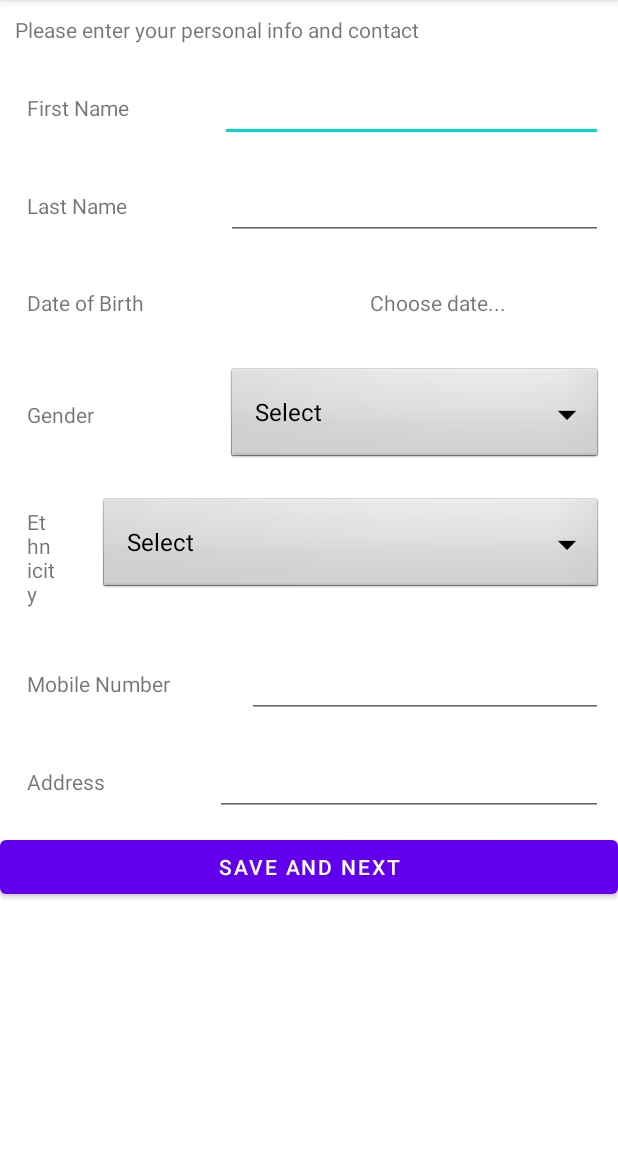
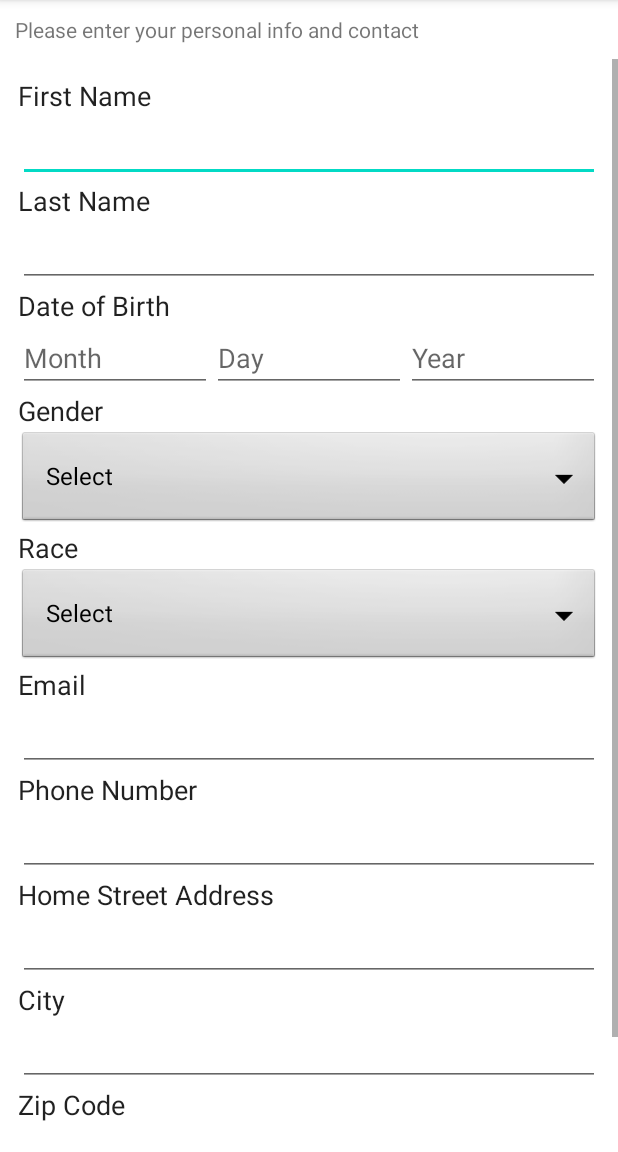
Before and after one commit to Vinguyen-32/VaxTrack-Android-App, an Android app: the PersonalInfo screen opened directly, with no data from a screen before it, on a phone screen of 412 x 824 dp, the part 84-1236 px from its top. Run offline under Robolectric (Android 15) with nearby library versions, the light colour scheme and no system bars.

Commit message:
Redone PersonalInfo and Started HealthInfo

```diff
--- a/app/src/main/java/CMPE133_project/vaxtrack/DatabaseHelper.java
+++ b/app/src/main/java/CMPE133_project/vaxtrack/DatabaseHelper.java
@@ -24,14 +24,14 @@ public class DatabaseHelper extends SQLiteOpenHelper {
         DB.execSQL("drop Table if exists PersonalInfo");
     }
 
-    public Boolean insertuserdata(String firstName, String lastName, String mobileNumber, String address) {
+    public Boolean insertuserdata(String firstName, String lastName, String mobileNumber, String address, String dob) {
         SQLiteDatabase DB = this.getWritableDatabase();
         ContentValues contentValues = new ContentValues();
         contentValues.put("firstName", firstName);
         contentValues.put("lastName", lastName);
         contentValues.put("mobileNumber", mobileNumber);
         contentValues.put("address", address);
-        //contentValues.put("dob", dob);
+        contentValues.put("dob", dob);
         long result = DB.insert("PersonalInfo", null, contentValues);
         if (result == -1) {
             return false;
--- /dev/null
+++ b/app/src/main/java/CMPE133_project/vaxtrack/HealthInfo.java
@@ -0,0 +1,14 @@
+package CMPE133_project.vaxtrack;
+
+import androidx.appcompat.app.AppCompatActivity;
+
+import android.os.Bundle;
+
+public class HealthInfo extends AppCompatActivity {
+
+    @Override
+    protected void onCreate(Bundle savedInstanceState) {
+        super.onCreate(savedInstanceState);
+        setContentView(R.layout.activity_health_info);
+    }
+}
--- a/app/src/main/java/CMPE133_project/vaxtrack/PersonalInfo.java
+++ b/app/src/main/java/CMPE133_project/vaxtrack/PersonalInfo.java
@@ -22,11 +22,8 @@ import java.util.Calendar;
 public class PersonalInfo extends AppCompatActivity {
 
     private static final String TAG = "PersonalInfo";
-    EditText firstName, lastName, mobileNumber, address;
+    EditText firstName, lastName, month, day, year, gender, race, email, mobileNumber, streetAddress, city, zipcode;
     Button insert;
-    DatabaseHelper DB;
-    private TextView mDisplayDate;
-    private DatePickerDialog.OnDateSetListener mDateSetListener;
 
     @SuppressLint("WrongViewCast")
     @Override
@@ -34,35 +31,41 @@ public class PersonalInfo extends AppCompatActivity {
         super.onCreate(savedInstanceState);
         setContentView(R.layout.activity_personal_info);
 
-        firstName = findViewById(R.id.pi_txt_firstName);
-        lastName = findViewById(R.id.pi_txt_lastName);
-        mobileNumber = findViewById(R.id.pi_txt_phone);
-        address = findViewById(R.id.pi_txt_phone);
-        //dob = findViewById(R.id.pi_txt_dobSel);
+        firstName = findViewById(R.id.firstName);
+        lastName = findViewById(R.id.lastName);
+        month = findViewById(R.id.month);
+        day = findViewById(R.id.day);
+        year = findViewById(R.id.year);
+        //gender = findViewById(R.id.gender_spinner);
+        //race = findViewById(R.id.race_spinner);
+        email = findViewById(R.id.email);
+        mobileNumber = findViewById(R.id.phoneNumber);
+        streetAddress = findViewById(R.id.streetAddress);
+        city = findViewById(R.id.city);
+        zipcode = findViewById(R.id.zipCode);
 
-        insert = findViewById(R.id.pi_to_covid_button);
-        DB = new DatabaseHelper(this);
+        insert = findViewById(R.id.saveContinue_button);
 
-        insert.setOnClickListener(new View.OnClickListener() {
-            @Override
-            public void onClick(View v) {
-                String firstNameTXT = firstName.getText().toString();
-                String lastNameTXT = lastName.getText().toString();
-                String mobileNumberTXT = mobileNumber.getText().toString();
-                String addressTXT = address.getText().toString();
-                //String dobTXT = dob.getText().toString();
-
-                Boolean checkinsertdata = DB.insertuserdata(firstNameTXT, lastNameTXT, mobileNumberTXT, addressTXT);
-                if (checkinsertdata == true)
-                    Toast.makeText(PersonalInfo.this, "New Entry Inserted", Toast.LENGTH_SHORT).show();
-                else
-                    Toast.makeText(PersonalInfo.this, "New Entry Not Inserted", Toast.LENGTH_SHORT).show();
-            }
-        });
+//        insert.setOnClickListener(new View.OnClickListener() {
+//            @Override
+//            public void onClick(View v) {
+//                String firstNameTXT = firstName.getText().toString();
+//                String lastNameTXT = lastName.getText().toString();
+//                String mobileNumberTXT = mobileNumber.getText().toString();
+//                String addressTXT = address.getText().toString();
+//                //String dobTXT = dob.getText().toString();
+//
+//                Boolean checkinsertdata = DB.insertuserdata(firstNameTXT, lastNameTXT, mobileNumberTXT, addressTXT, dobTXT);
+//                if (checkinsertdata == true)
+//                    Toast.makeText(PersonalInfo.this, "New Entry Inserted", Toast.LENGTH_SHORT).show();
+//                else
+//                    Toast.makeText(PersonalInfo.this, "New Entry Not Inserted", Toast.LENGTH_SHORT).show();
+//            }
+//        });
 
 
-        //Gender spinner
-        Spinner dropdown = findViewById(R.id.pi_spinner_gender);
+        //Gender spinner start
+        Spinner dropdown = findViewById(R.id.gender_spinner);
         String[] items = new String[]{
                 "Select",
                 "Male",
@@ -73,9 +76,10 @@ public class PersonalInfo extends AppCompatActivity {
 
         ArrayAdapter<String> adapter = new ArrayAdapter<>(this, android.R.layout.simple_spinner_dropdown_item, items);
         dropdown.setAdapter(adapter);
+        //Gender spinner end
 
-        //Gender spinner
-        Spinner dropdown2 = findViewById(R.id.pi_spinner_ethnicity);
+        //Ethnicity spinner start
+        Spinner dropdown2 = findViewById(R.id.race_spinner);
         String[] items2 = new String[]{
                 "Select",
                 "American Indian or Alaska Native",
@@ -89,34 +93,7 @@ public class PersonalInfo extends AppCompatActivity {
 
         ArrayAdapter<String> adapter2 = new ArrayAdapter<>(this, android.R.layout.simple_spinner_dropdown_item, items2);
         dropdown2.setAdapter(adapter2);
+        //Ethnicity spinner end
 
-        //Date of birth selection
-        mDisplayDate = findViewById(R.id.pi_txt_dobSel);
-        mDisplayDate.setOnClickListener(new View.OnClickListener() {
-            @Override
-            public void onClick(View v) {
-                Calendar cal = Calendar.getInstance();
-                int year = cal.get(Calendar.YEAR);
-                int month = cal.get(Calendar.MONTH);
-                int day = cal.get(Calendar.DAY_OF_MONTH);
-
-                DatePickerDialog dialog = new DatePickerDialog(PersonalInfo.this,
-                        android.R.style.Theme_Holo_Light_Dialog_MinWidth,
-                        mDateSetListener,
-                        year, month, day);
-                dialog.getWindow().setBackgroundDrawable(new ColorDrawable((Color.TRANSPARENT)));
-                dialog.show();
-            }
-        });
-
-        mDateSetListener = new DatePickerDialog.OnDateSetListener() {
-            @Override
-            public void onDateSet(DatePicker view, int year, int month, int day) {
-                month = month + 1;
-                Log.d(TAG, "onDateSet: mm/dd/yyy:" + month + "/" + day + "/" + year);
-                String date = month + "/" + day + "/" + year;
-                mDisplayDate.setText(date);
-            }
-        };
     }
 }
--- /dev/null
+++ b/app/src/main/res/layout/activity_health_info.xml
@@ -0,0 +1,59 @@
+<?xml version="1.0" encoding="utf-8"?>
+<androidx.constraintlayout.widget.ConstraintLayout xmlns:android="http://schemas.android.com/apk/res/android"
+    xmlns:app="http://schemas.android.com/apk/res-auto"
+    xmlns:tools="http://schemas.android.com/tools"
+    android:layout_width="match_parent"
+    android:layout_height="match_parent"
+    tools:context=".HealthInfo">
+
+    <LinearLayout
+        android:layout_width="match_parent"
+        android:layout_height="match_parent"
+        android:orientation="vertical">
+
+        <TextView
+            android:id="@+id/textView10"
+            android:layout_width="match_parent"
+            android:layout_height="wrap_content"
+            android:layout_margin="@dimen/info_margin"
+            android:text="Please insert your health information" />
+
+        <ScrollView
+            android:layout_width="match_parent"
+            android:layout_height="match_parent">
+
+            <LinearLayout
+                android:layout_width="match_parent"
+                android:layout_height="wrap_content"
+                android:orientation="vertical"
+                android:padding="12dp">
+
+                <TextView
+                    android:id="@+id/TV_healthCoverage"
+                    android:layout_width="match_parent"
+                    android:layout_height="wrap_content"
+                    android:text="Do you have health coverage?" />
+
+                <RadioGroup
+                    android:id="@+id/healthCoverage"
+                    android:layout_width="match_parent"
+                    android:layout_height="match_parent">
+
+                    <RadioButton
+                        android:id="@+id/healthCoverage_Yes"
+                        android:layout_width="match_parent"
+                        android:layout_height="wrap_content"
+                        android:text="Yes" />
+
+                    <RadioButton
+                        android:id="@+id/healthCoverage_No"
+                        android:layout_width="match_parent"
+                        android:layout_height="wrap_content"
+                        android:text="No" />
+                </RadioGroup>
+
+            </LinearLayout>
+        </ScrollView>
+
+    </LinearLayout>
+</androidx.constraintlayout.widget.ConstraintLayout>
--- a/app/src/main/res/layout/activity_personal_info.xml
+++ b/app/src/main/res/layout/activity_personal_info.xml
@@ -26,150 +26,178 @@
             <LinearLayout
                 android:layout_width="match_parent"
                 android:layout_height="wrap_content"
-                android:orientation="vertical">
+                android:orientation="vertical"
+                android:padding="12dp">
+
+                <TextView
+                    android:id="@+id/TV_FirstName"
+                    style="@style/TextView"
+                    android:text="First Name" />
+
+                <EditText
+                    android:id="@+id/firstName"
+                    android:layout_width="match_parent"
+                    android:layout_height="wrap_content"
+                    android:ems="10"
+                    android:inputType="textPersonName" />
+
+                <TextView
+                    android:id="@+id/TV_LastName"
+                    style="@style/TextView"
+                    android:text="Last Name" />
+
+                <EditText
+                    android:id="@+id/lastName"
+                    android:layout_width="match_parent"
+                    android:layout_height="wrap_content"
+                    android:ems="10"
+                    android:inputType="textPersonName" />
+
+                <TextView
+                    android:id="@+id/TV_DOB"
+                    style="@style/TextView"
+                    android:text="Date of Birth" />
 
                 <LinearLayout
                     android:layout_width="match_parent"
                     android:layout_height="match_parent"
                     android:orientation="horizontal">
 
-                    <TextView
-                        android:id="@+id/pi_tv_firstname"
-                        style="@style/pi_tv"
-                        android:text="First Name" />
+                    <EditText
+                        android:id="@+id/month"
+                        style="@style/TextView_Secondary"
+                        android:text="Month" />
 
                     <EditText
-                        android:id="@+id/pi_txt_firstName"
-                        style="@style/pi_txt" />
+                        android:id="@+id/day"
+                        style="@style/TextView_Secondary"
+                        android:inputType="textPersonName"
+                        android:text="Day" />
+
+                    <EditText
+                        android:id="@+id/year"
+                        style="@style/TextView_Secondary"
+                        android:inputType="textPersonName"
+                        android:text="Year" />
                 </LinearLayout>
 
-                <LinearLayout
+                <TextView
+                    android:id="@+id/TV_gender"
+                    style="@style/TextView"
+                    android:text="Gender" />
+
+                <Spinner
+                    android:id="@+id/gender_spinner"
                     android:layout_width="match_parent"
                     android:layout_height="wrap_content"
-                    android:orientation="horizontal">
+                    android:background="@android:drawable/btn_dropdown" />
 
-                    <TextView
-                        android:id="@+id/pi_tv_lastname"
-                        style="@style/pi_tv"
-                        android:layout_width="wrap_content"
-                        android:text="Last Name" />
-
-                    <EditText
-                        android:id="@+id/pi_txt_lastName"
-                        style="@style/pi_txt" />
-                </LinearLayout>
-
-                <LinearLayout
-                    android:layout_width="match_parent"
-                    android:layout_height="63dp"
-                    android:orientation="horizontal">
-
-                    <TextView
-                        android:id="@+id/pi_tv_dob"
-                        style="@style/pi_tv"
-                        android:layout_width="wrap_content"
-                        android:text="Date of Birth" />
-
-                    <TextView
-                        android:id="@+id/pi_txt_dobSel"
-                        style="@style/pi_txt"
-                        android:layout_gravity="center"
-                        android:gravity="center"
-                        android:text="Choose date..." />
-
-                </LinearLayout>
-
-                <LinearLayout
+                <TextView
+                    android:id="@+id/TV_race"
+                    style="@style/TextView"
                     android:layout_width="match_parent"
                     android:layout_height="wrap_content"
-                    android:orientation="horizontal">
+                    android:text="Race" />
 
-                    <TextView
-                        android:id="@+id/pi_tv_gender"
-                        style="@style/pi_tv"
-                        android:layout_width="wrap_content"
-                        android:text="Gender" />
+                <Spinner
+                    android:id="@+id/race_spinner"
+                    android:layout_width="match_parent"
+                    android:layout_height="wrap_content"
+                    android:background="@android:drawable/btn_dropdown" />
 
-                    <Spinner
-                        android:id="@+id/pi_spinner_gender"
-                        style="@style/pi_txt"
-                        android:background="@android:drawable/btn_dropdown" />
+                <TextView
+                    android:id="@+id/TV_email"
+                    style="@style/TextView"
+                    android:layout_width="match_parent"
+                    android:layout_height="wrap_content"
+                    android:text="Email" />
 
-                </LinearLayout>
+                <EditText
+                    android:id="@+id/email"
+                    android:layout_width="match_parent"
+                    android:layout_height="wrap_content"
+                    android:ems="10"
+                    android:inputType="textEmailAddress" />
+
+                <TextView
+                    android:id="@+id/TV_phoneNumber"
+                    style="@style/TextView"
+                    android:layout_width="match_parent"
+                    android:layout_height="wrap_content"
+                    android:text="Phone Number" />
+
+                <EditText
+                    android:id="@+id/phoneNumber"
+                    android:layout_width="match_parent"
+                    android:layout_height="wrap_content"
+                    android:ems="10"
+                    android:inputType="phone" />
+
+                <TextView
+                    android:id="@+id/TV_street"
+                    style="@style/TextView"
+                    android:layout_width="match_parent"
+                    android:layout_height="wrap_content"
+                    android:text="Home Street Address" />
+
+                <EditText
+                    android:id="@+id/streetAddress"
+                    android:layout_width="match_parent"
+                    android:layout_height="wrap_content"
+                    android:ems="10"
+                    android:inputType="textPersonName" />
+
+                <TextView
+                    android:id="@+id/TV_city"
+                    style="@style/TextView"
+                    android:layout_width="match_parent"
+                    android:layout_height="wrap_content"
+                    android:text="City" />
+
+                <EditText
+                    android:id="@+id/city"
+                    android:layout_width="match_parent"
+                    android:layout_height="wrap_content"
+                    android:ems="10"
+                    android:inputType="textPersonName" />
+
+                <TextView
+                    android:id="@+id/TV_zipCode"
+                    style="@style/TextView"
+                    android:text="Zip Code" />
+
+                <EditText
+                    android:id="@+id/zipCode"
+                    android:layout_width="match_parent"
+                    android:layout_height="wrap_content"
+                    android:ems="10"
+                    android:inputType="textPostalAddress" />
 
                 <LinearLayout
                     android:layout_width="match_parent"
                     android:layout_height="match_parent"
                     android:orientation="horizontal">
 
-                    <TextView
-                        android:id="@+id/textView16"
-                        style="@style/pi_tv"
+                    <Button
+                        android:id="@+id/goBack_button"
                         android:layout_width="wrap_content"
                         android:layout_height="wrap_content"
                         android:layout_weight="1"
-                        android:text="Ethnicity" />
+                        android:text="Go Back" />
 
-                    <Spinner
-                        android:id="@+id/pi_spinner_ethnicity"
-                        style="@style/pi_txt"
+                    <Space
+                        android:layout_width="wrap_content"
+                        android:layout_height="wrap_content"
+                        android:layout_weight="1" />
+
+                    <Button
+                        android:id="@+id/saveContinue_button"
                         android:layout_width="wrap_content"
                         android:layout_height="wrap_content"
                         android:layout_weight="1"
-                        android:background="@android:drawable/btn_dropdown" />
+                        android:text="Save &amp; Continue" />
                 </LinearLayout>
 
-                <LinearLayout
-                    android:layout_width="match_parent"
-                    android:layout_height="match_parent"
-                    android:orientation="horizontal">
-
-                    <TextView
-                        android:id="@+id/pi_tv_phone"
-                        style="@style/pi_tv"
-                        android:layout_width="wrap_content"
-                        android:layout_height="wrap_content"
-                        android:layout_weight="1"
-                        android:text="Mobile Number" />
-
-                    <EditText
-                        android:id="@+id/pi_txt_phone"
-                        style="@style/pi_txt"
-                        android:layout_width="wrap_content"
-                        android:layout_height="wrap_content"
-                        android:layout_weight="1"
-                        android:ems="10"
-                        android:inputType="phone" />
-                </LinearLayout>
-
-                <LinearLayout
-                    android:layout_width="match_parent"
-                    android:layout_height="match_parent"
-                    android:orientation="horizontal">
-
-                    <TextView
-                        android:id="@+id/pi_tv_address"
-                        style="@style/pi_tv"
-                        android:layout_width="wrap_content"
-                        android:layout_height="wrap_content"
-                        android:layout_weight="1"
-                        android:text="Address" />
-
-                    <EditText
-                        android:id="@+id/pi_txt_address"
-                        style="@style/pi_txt"
-                        android:layout_width="wrap_content"
-                        android:layout_height="wrap_content"
-                        android:layout_weight="1"
-                        android:ems="10"
-                        android:inputType="textPostalAddress" />
-                </LinearLayout>
-
-                <Button
-                    android:id="@+id/pi_to_covid_button"
-                    android:layout_width="match_parent"
-                    android:layout_height="wrap_content"
-                    android:text="Save and Next" />
             </LinearLayout>
         </ScrollView>
 
--- a/app/src/main/res/values/styles.xml
+++ b/app/src/main/res/values/styles.xml
@@ -19,4 +19,20 @@
         <item name="android:ems">10</item>
         <item name="android:inputType">textPersonName</item>
     </style>
+
+    <style name="TextView">
+        <item name="android:layout_width">match_parent</item>
+        <item name="android:layout_height">wrap_content</item>
+        <item name="android:textColor">?android:attr/textColorPrimary</item>
+        <item name="android:textSize">18sp</item>
+    </style>
+
+    <style name="TextView_Secondary">
+        <item name="android:layout_width">wrap_content</item>
+        <item name="android:layout_height">wrap_content</item>
+        <item name="android:layout_weight">1</item>
+        <item name="android:ems">10</item>
+        <item name="android:inputType">textPersonName</item>
+        <item name="android:textColor">?android:attr/textColorSecondary</item>
+    </style>
 </resources>
```
Also changed, not shown: app/src/main/AndroidManifest.xml (+5 -4 lines).
